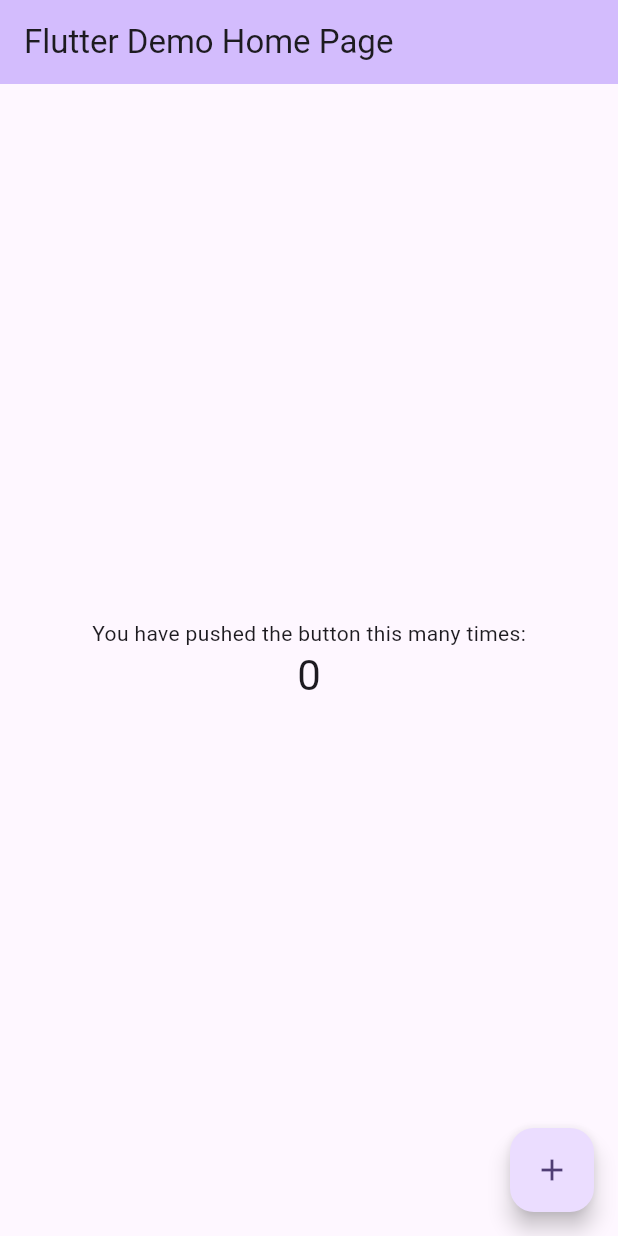
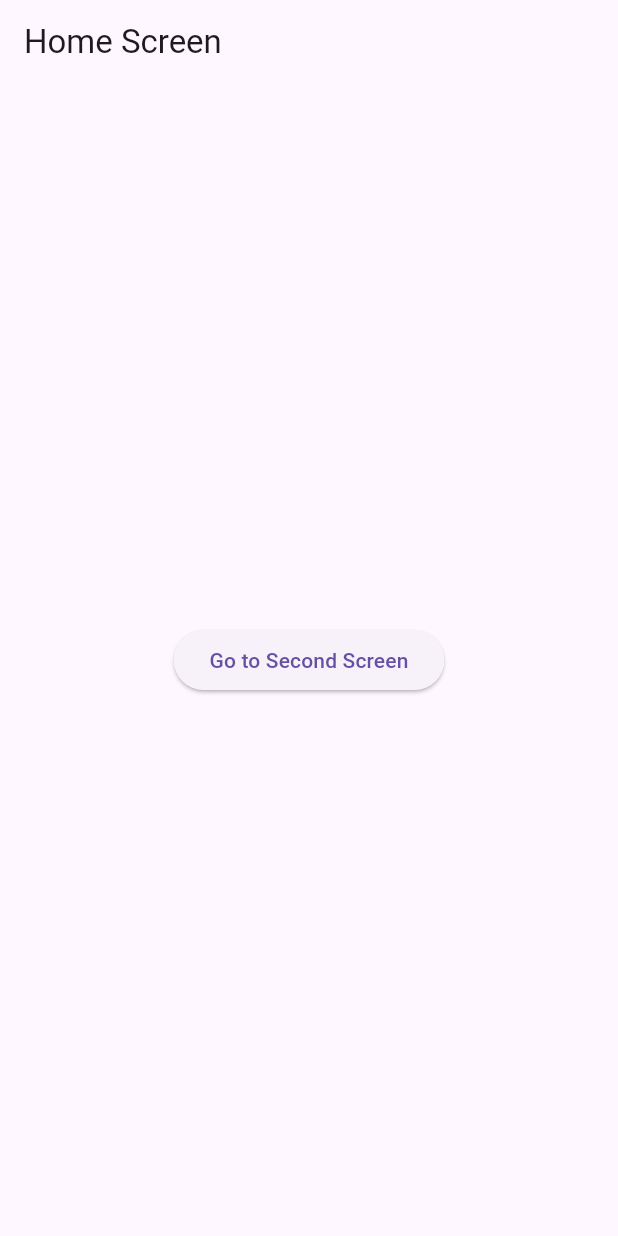
Before and after one commit to RahmaKhlifi/blind_safari, a Flutter app: the screen it shows after launch, on a phone screen of 412 x 824 dp. Run offline on Flutter 3.47's test engine with Material 3 defaults, Android fonts, the phone set to English and light mode, and no system bars.

```diff
--- a/lib/main.dart
+++ b/lib/main.dart
@@ -1,125 +1,42 @@
 import 'package:flutter/material.dart';
+import 'second_screen.dart'; // Import the new screen
 
 void main() {
-  runApp(const MyApp());
+  runApp(MyApp());
 }
 
 class MyApp extends StatelessWidget {
-  const MyApp({super.key});
-
-  // This widget is the root of your application.
   @override
   Widget build(BuildContext context) {
     return MaterialApp(
       title: 'Flutter Demo',
       theme: ThemeData(
-        // This is the theme of your application.
-        //
-        // TRY THIS: Try running your application with "flutter run". You'll see
-        // the application has a purple toolbar. Then, without quitting the app,
-        // try changing the seedColor in the colorScheme below to Colors.green
-        // and then invoke "hot reload" (save your changes or press the "hot
-        // reload" button in a Flutter-supported IDE, or press "r" if you used
-        // the command line to start the app).
-        //
-        // Notice that the counter didn't reset back to zero; the application
-        // state is not lost during the reload. To reset the state, use hot
-        // restart instead.
-        //
-        // This works for code too, not just values: Most code changes can be
-        // tested with just a hot reload.
-        colorScheme: ColorScheme.fromSeed(seedColor: Colors.deepPurple),
-        useMaterial3: true,
+        primarySwatch: Colors.blue,
       ),
-      home: const MyHomePage(title: 'Flutter Demo Home Page'),
+      home: MyHomePage(),
     );
   }
 }
 
-class MyHomePage extends StatefulWidget {
-  const MyHomePage({super.key, required this.title});
-
-  // This widget is the home page of your application. It is stateful, meaning
-  // that it has a State object (defined below) that contains fields that affect
-  // how it looks.
-
-  // This class is the configuration for the state. It holds the values (in this
-  // case the title) provided by the parent (in this case the App widget) and
-  // used by the build method of the State. Fields in a Widget subclass are
-  // always marked "final".
-
-  final String title;
-
-  @override
-  State<MyHomePage> createState() => _MyHomePageState();
-}
-
-class _MyHomePageState extends State<MyHomePage> {
-  int _counter = 0;
-
-  void _incrementCounter() {
-    setState(() {
-      // This call to setState tells the Flutter framework that something has
-      // changed in this State, which causes it to rerun the build method below
-      // so that the display can reflect the updated values. If we changed
-      // _counter without calling setState(), then the build method would not be
-      // called again, and so nothing would appear to happen.
-      _counter++;
-    });
-  }
-
+class MyHomePage extends StatelessWidget {
   @override
   Widget build(BuildContext context) {
-    // This method is rerun every time setState is called, for instance as done
-    // by the _incrementCounter method above.
-    //
-    // The Flutter framework has been optimized to make rerunning build methods
-    // fast, so that you can just rebuild anything that needs updating rather
-    // than having to individually change instances of widgets.
     return Scaffold(
       appBar: AppBar(
-        // TRY THIS: Try changing the color here to a specific color (to
-        // Colors.amber, perhaps?) and trigger a hot reload to see the AppBar
-        // change color while the other colors stay the same.
-        backgroundColor: Theme.of(context).colorScheme.inversePrimary,
-        // Here we take the value from the MyHomePage object that was created by
-        // the App.build method, and use it to set our appbar title.
-        title: Text(widget.title),
+        title: Text('Home Screen'),
       ),
       body: Center(
-        // Center is a layout widget. It takes a single child and positions it
-        // in the middle of the parent.
-        child: Column(
-          // Column is also a layout widget. It takes a list of children and
-          // arranges them vertically. By default, it sizes itself to fit its
-          // children horizontally, and tries to be as tall as its parent.
-          //
-          // Column has various properties to control how it sizes itself and
-          // how it positions its children. Here we use mainAxisAlignment to
-          // center the children vertically; the main axis here is the vertical
-          // axis because Columns are vertical (the cross axis would be
-          // horizontal).
-          //
-          // TRY THIS: Invoke "debug painting" (choose the "Toggle Debug Paint"
-          // action in the IDE, or press "p" in the console), to see the
-          // wireframe for each widget.
-          mainAxisAlignment: MainAxisAlignment.center,
-          children: <Widget>[
-            const Text(
-              'You have pushed the button this many times:',
-            ),
-            Text(
-              '$_counter',
-              style: Theme.of(context).textTheme.headlineMedium,
-            ),
-          ],
+        child: ElevatedButton(
+          onPressed: () {
+            // Navigate to the second screen
+            Navigator.push(
+              context,
+              MaterialPageRoute(builder: (context) => SecondScreen()),
+            );
+          },
+          child: Text('Go to Second Screen'),
         ),
       ),
-      floatingActionButton: FloatingActionButton(
-        onPressed: _incrementCounter,
-        tooltip: 'Increment',
-        child: const Icon(Icons.add),
-      ), // This trailing comma makes auto-formatting nicer for build methods.
     );
   }
 }
```
Also changed, not shown: lib/second_screen.dart (added, +18 -0 lines).
